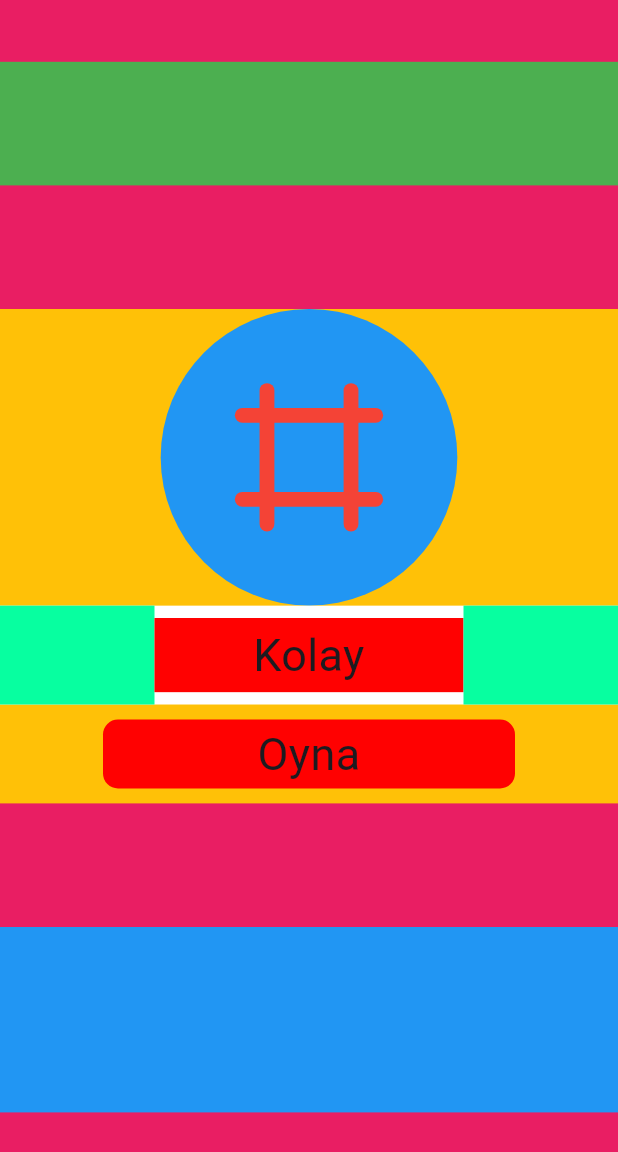
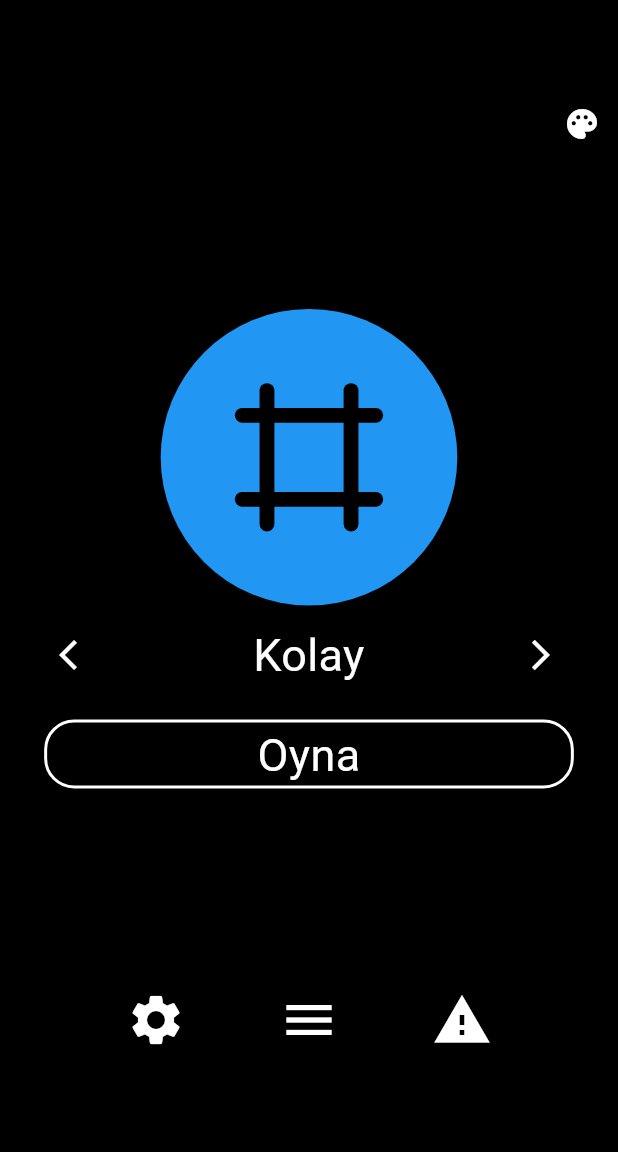
Before and after one commit to muhammettalhakaymak23214/infinite-sudoku, a Flutter app: the screen it shows after launch, on a phone screen of 412 x 824 dp. Shown: the top 1152 px of the screen. Run offline on Flutter 3.47's test engine with Material 3 defaults, Android fonts, the phone set to English and light mode, and no system bars.

Commit message:
MenuPage düzenlendi. Consts oluşturuldu.

```diff
--- /dev/null
+++ b/infinity_sudoku/lib/consts/colors.dart
@@ -0,0 +1,4 @@
+import 'dart:ui';
+
+var colorWhite = const Color.fromRGBO(255, 255, 255, 1);
+var colorBlack = const Color.fromRGBO(0, 0, 0, 1);
--- a/infinity_sudoku/lib/screens/menu_page.dart
+++ b/infinity_sudoku/lib/screens/menu_page.dart
@@ -24,7 +24,7 @@ class _MenuPageState extends State<MenuPage> {
     final double cizgiuzunlugu = circuluarWidth / 3;
 
     return Scaffold(
-      backgroundColor: Colors.pink,
+      backgroundColor: const Color.fromARGB(255, 0, 0, 0),
       body: Container(
         child: Column(
           children: [
@@ -32,15 +32,20 @@ class _MenuPageState extends State<MenuPage> {
               height: topSizeBoxHeight,
             ),
             Container(
+              alignment: Alignment.centerRight,
               height: topContainerHeight,
-              color: Colors.green,
+              //color: Colors.green,
+              child: IconButton(
+                  onPressed: () {},
+                  icon: Icon(Icons.palette),
+                  color: Colors.white),
             ),
             SizedBox(
               height: mediumSizeBoxHeight,
             ),
             Container(
               height: mediumContainerHeight,
-              color: Colors.amber,
+              color: const Color.fromARGB(255, 0, 0, 0),
               child: Column(
                 children: [
                   Stack(
@@ -60,7 +65,7 @@ class _MenuPageState extends State<MenuPage> {
                             width: cizgikalinligi,
                             height: circuluarHeight / 2,
                             decoration: BoxDecoration(
-                                color: Colors.red,
+                                color: Colors.black,
                                 borderRadius: BorderRadius.circular(10)),
                           )),
                       Positioned(
@@ -70,7 +75,7 @@ class _MenuPageState extends State<MenuPage> {
                             width: cizgikalinligi,
                             height: circuluarHeight / 2,
                             decoration: BoxDecoration(
-                                color: Colors.red,
+                                color: Colors.black,
                                 borderRadius: BorderRadius.circular(10)),
                           )),
                       Positioned(
@@ -80,7 +85,7 @@ class _MenuPageState extends State<MenuPage> {
                             width: circuluarWidth / 2,
                             height: cizgikalinligi,
                             decoration: BoxDecoration(
-                                color: Colors.red,
+                                color: Colors.black,
                                 borderRadius: BorderRadius.circular(10)),
                           )),
                       Positioned(
@@ -90,34 +95,46 @@ class _MenuPageState extends State<MenuPage> {
                             width: circuluarWidth / 2,
                             height: cizgikalinligi,
                             decoration: BoxDecoration(
-                                color: Colors.red,
+                                color: Colors.black,
                                 borderRadius: BorderRadius.circular(10)),
                           )),
                     ],
                   ),
                   Container(
                     height: (mediumContainerHeight / 100) * 20,
-                    color: Colors.white,
+                    color: const Color.fromARGB(255, 0, 0, 0),
                     child: Row(
                       children: [
                         Container(
                           width: screenWidth / 4,
-                          color: const Color.fromARGB(255, 7, 255, 160),
+                          // color: const Color.fromARGB(255, 7, 255, 160),
+                          child: IconButton(
+                            icon:
+                                Icon(Icons.arrow_back_ios, color: Colors.white),
+                            onPressed: () {},
+                          ),
                         ),
                         Container(
                           alignment: Alignment.center,
                           height: (mediumContainerHeight / 100) * 15,
                           width: screenWidth / 2,
-                          color: const Color.fromARGB(255, 255, 1, 1),
+                          decoration: BoxDecoration(
+                              //color: const Color.fromARGB(255, 255, 1, 1),
+                              borderRadius: BorderRadius.circular(10)),
                           child: const Text(
                             "Kolay",
                             textAlign: TextAlign.center,
-                            style: TextStyle(fontSize: 30),
+                            style: TextStyle(fontSize: 30, color: Colors.white),
                           ),
                         ),
                         Container(
                           width: screenWidth / 4,
-                          color: const Color.fromARGB(255, 7, 255, 160),
+                          // color: const Color.fromARGB(255, 7, 255, 160),
+                          child: IconButton(
+                            icon: Icon(Icons.arrow_forward_ios,
+                                color: Colors.white),
+                            onPressed: () {},
+                          ),
                         )
                       ],
                     ),
@@ -126,15 +143,15 @@ class _MenuPageState extends State<MenuPage> {
                     alignment: Alignment.center,
                     margin: EdgeInsets.all(10),
                     height: ((mediumContainerHeight / 100) * 20) - 20,
-                    width: (screenWidth / 3) * 2,
+                    width: (screenWidth / 7) * 6,
                     decoration: BoxDecoration(
-                      color: const Color.fromARGB(255, 255, 1, 1),
-                      borderRadius: BorderRadius.circular(10),
-                    ),
-                    child: Text(
+                        // color: const Color.fromARGB(255, 255, 1, 1),
+                        borderRadius: BorderRadius.circular(20),
+                        border: Border.all(color: Colors.white, width: 2)),
+                    child: const Text(
                       "Oyna",
                       textAlign: TextAlign.center,
-                      style: TextStyle(fontSize: 30),
+                      style: TextStyle(fontSize: 30, color: Colors.white),
                     ),
                   ),
                 ],
@@ -144,8 +161,38 @@ class _MenuPageState extends State<MenuPage> {
               height: bottomSizeBoxHeight,
             ),
             Container(
-              height: bottomContainerHeight,
-              color: Colors.blue,
+              margin: EdgeInsets.all(30),
+              height: bottomContainerHeight - 60,
+              /*
+              decoration: BoxDecoration(
+                  color: Colors.blue, borderRadius: BorderRadius.circular(20)),
+                  */
+              child: Row(
+                mainAxisAlignment: MainAxisAlignment.spaceEvenly,
+                children: [
+                  IconButton(
+                      onPressed: () {},
+                      icon: Icon(
+                        Icons.settings,
+                        size: 40,
+                        color: Colors.white,
+                      )),
+                  IconButton(
+                      onPressed: () {},
+                      icon: Icon(
+                        Icons.menu,
+                        size: 40,
+                        color: Colors.white,
+                      )),
+                  IconButton(
+                      onPressed: () {},
+                      icon: Icon(
+                        Icons.warning,
+                        size: 40,
+                        color: Colors.white,
+                      ))
+                ],
+              ),
             ),
             SizedBox(
               height: bottomSizeBoxHeight,
```
